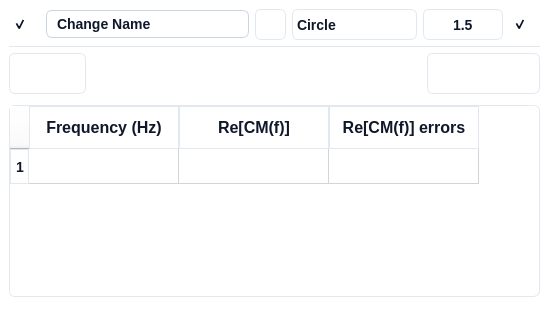
This is ui/scatter_widget.ui in IoanTivig/OpenDEP_View as Qt 5 draws it before an edit. The edited form follows.
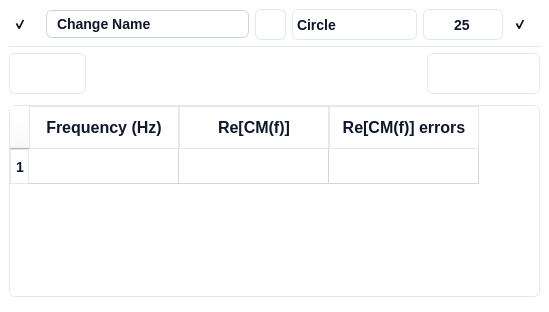
This is the edited form. Icons and pictures are not drawn.

What changed in the file:
```diff
--- a/ui/scatter_widget.ui
+++ b/ui/scatter_widget.ui
@@ -419,19 +419,19 @@
             <set>Qt::AlignCenter</set>
            </property>
            <property name="decimals">
-            <number>1</number>
+            <number>0</number>
            </property>
            <property name="minimum">
-            <double>0.500000000000000</double>
+            <double>1.000000000000000</double>
            </property>
            <property name="maximum">
-            <double>10.000000000000000</double>
+            <double>250.000000000000000</double>
            </property>
            <property name="singleStep">
             <double>0.500000000000000</double>
            </property>
            <property name="value">
-            <double>1.500000000000000</double>
+            <double>25.000000000000000</double>
            </property>
           </widget>
          </item>
```
Left out of the diff: 22 changed lines with no effect on the pictures.
